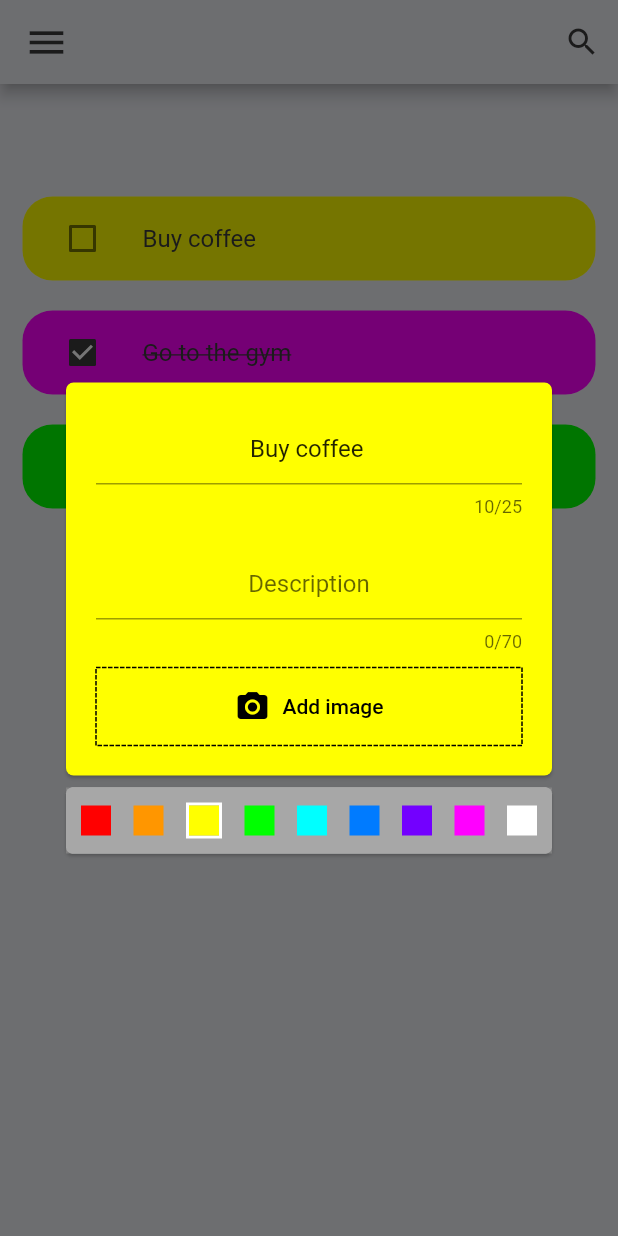
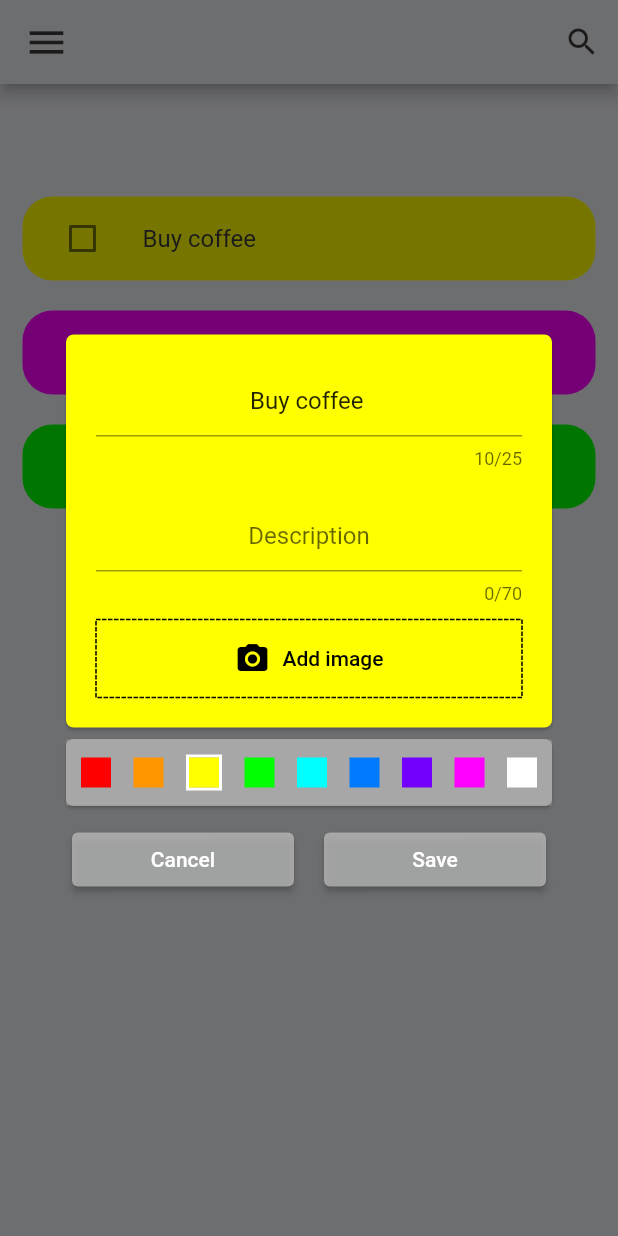
Before and after one commit to Juandr0/todo_app, a Flutter app: the screen it shows after launch, after a tap on "Buy coffee", on a phone screen of 412 x 824 dp. Run offline on Flutter 3.47's test engine with Material 2 defaults, Android fonts, the phone set to English and light mode, and no system bars; drawn by our look-alikes of dotted_border; our stand-ins replace image_picker, shared_preferences.

Commit message:
Refactored functionality to update entire todo and not just the done boolean. Organized code alphabetically, added save/cancel buttons. Implemented colors to todocards and added functionality that lifts and sets the state of the todo

```diff
--- a/lib/constants/app_colors.dart
+++ b/lib/constants/app_colors.dart
@@ -13,7 +13,8 @@ class AppColors {
     Color.fromARGB(255, 255, 255, 255)
   ];
 
+  static const Color backGroundColor = Color(0xFFEEEFF5);
   static const Color defaultPostitBackground = Color.fromARGB(255, 255, 255, 0);
   static const Color darkGrey = Color(0xFF3A3A3A);
-  static const Color backGroundColor = Color(0xFFEEEFF5);
+  static const Color postItSecondary = Color.fromARGB(187, 190, 190, 190);
 }
--- a/lib/screens/home.dart
+++ b/lib/screens/home.dart
@@ -44,8 +44,12 @@ class _HomeState extends State<Home> {
                       bottom: 20,
                     ),
                   ),
-                  for (Todo todoo in todosList)
-                    ToDoItem(todo: todoo, onTodoChanged: _handleTodoChange),
+                  for (int index = 0; index < todosList.length; index++)
+                    ToDoItem(
+                      todo: todosList[index],
+                      onTodoChanged: (updatedTodo) =>
+                          _handleTodoChange(updatedTodo, index),
+                    ),
                 ],
               ),
             )
@@ -55,9 +59,9 @@ class _HomeState extends State<Home> {
     );
   }
 
-  void _handleTodoChange(Todo todo) {
+  void _handleTodoChange(Todo updatedTodo, int index) {
     setState(() {
-      todo.done = !todo.done;
+      todosList[index] = updatedTodo;
     });
   }
 }
--- a/lib/views/post_it_view.dart
+++ b/lib/views/post_it_view.dart
@@ -3,6 +3,8 @@ import 'package:todo_app/constants/app_sizes.dart';
 import 'package:todo_app/models/to_do.dart';
 import 'package:todo_app/widgets/color_picker.dart';
 import 'package:dotted_border/dotted_border.dart';
+
+enum InputType { title, description }
 
 class PostItView extends StatefulWidget {
   const PostItView({required this.todoItem, super.key});
@@ -27,18 +29,10 @@ class _PostItViewState extends State<PostItView> {
 
     var todoFields = [
       _centerTextField(
-        'Title',
-        false,
-        titleMaxCharacters,
-        titleController,
-      ),
+          'Title', false, titleMaxCharacters, titleController, InputType.title),
       const SizedBox(height: AppSizes.between),
-      _centerTextField(
-        'Description',
-        true,
-        descriptionMaxCharacters,
-        descriptionController,
-      ),
+      _centerTextField('Description', true, descriptionMaxCharacters,
+          descriptionController, InputType.description),
       const SizedBox(height: AppSizes.within),
       widget.todoItem.image == null ? _iconButton() : _imageStack(),
     ];
@@ -76,20 +70,6 @@ class _PostItViewState extends State<PostItView> {
       widget.todoItem.backgroundColor = newColor;
     });
   }
-
-  // Not sure if needed
-  // TextButton _textButton(String text) {
-  //   return TextButton(
-  //     onPressed: () => {
-  //       if (text == 'OK')
-  //         {
-  //           // Save instance of Todo item.
-  //         },
-  //       Navigator.pop(context, text),
-  //     },
-  //     child: Text(text),
-  //   );
-  // }
 
   Stack _imageStack() {
     return Stack(
@@ -143,12 +123,8 @@ class _PostItViewState extends State<PostItView> {
     );
   }
 
-  TextField _centerTextField(
-    String title,
-    bool multipleLines,
-    int maxCharacters,
-    textFieldController,
-  ) {
+  TextField _centerTextField(String title, bool multipleLines,
+      int maxCharacters, textFieldController, InputType inputType) {
     int defaultAmount = 1;
 
     return TextField(
@@ -159,6 +135,14 @@ class _PostItViewState extends State<PostItView> {
         decoration: InputDecoration(
           hintText: title,
         ),
-    );
+        onChanged: (title) {
+          setState(() {
+            if (inputType == InputType.title) {
+              widget.todoItem.title = title;
+            } else {
+              widget.todoItem.description = title;
+            }
+          });
+        });
   }
 }
--- a/lib/widgets/alert_builder.dart
+++ b/lib/widgets/alert_builder.dart
@@ -1,9 +1,29 @@
 import 'package:flutter/material.dart';
+import 'package:todo_app/constants/app_colors.dart';
+import 'package:todo_app/constants/app_sizes.dart';
 import 'package:todo_app/models/to_do.dart';
 import 'package:todo_app/views/post_it_view.dart';
 
 class AlertBuilder {
-  static void buildPostIt(BuildContext context, Todo todo) {
+  static void buildPostIt(
+      BuildContext context, Todo todo, Function(Todo) onTodoChanged) {
+    Expanded textButton(String text, BuildContext context) {
+      return Expanded(
+        child: SizedBox(
+          child: ElevatedButton(
+            style: ElevatedButton.styleFrom(
+              backgroundColor: AppColors.postItSecondary,
+            ),
+            onPressed: () => {
+              if (text == 'Save') {onTodoChanged(todo)},
+              Navigator.pop(context, text),
+            },
+            child: Text(text),
+          ),
+        ),
+      );
+    }
+
     showDialog<String>(
       context: context,
       builder: (BuildContext context) => AlertDialog(
@@ -16,6 +36,17 @@ class AlertBuilder {
             child: PostItView(todoItem: todo),
           ),
         ),
-            ));
+        actions: [
+          Row(
+            mainAxisAlignment: MainAxisAlignment.spaceEvenly,
+            children: [
+              textButton('Cancel', context),
+              const SizedBox(width: AppSizes.between),
+              textButton('Save', context)
+            ],
+          )
+        ],
+      ),
+    );
   }
 }
--- a/lib/widgets/todo_item.dart
+++ b/lib/widgets/todo_item.dart
@@ -3,42 +3,52 @@ import 'package:todo_app/constants/app_colors.dart';
 import 'package:todo_app/widgets/alert_builder.dart';
 import '../models/to_do.dart';
 
-class ToDoItem extends StatelessWidget {
+class ToDoItem extends StatefulWidget {
+  ToDoItem({super.key, required this.todo, required this.onTodoChanged});
   final Todo todo;
   final Function onTodoChanged;
 
-  const ToDoItem({Key? key, required this.todo, required this.onTodoChanged})
-      : super(key: key);
+  @override
+  createState() => _ToDoItemState();
+}
 
+class _ToDoItemState extends State<ToDoItem> {
   @override
   Widget build(BuildContext context) {
     return Container(
       decoration: BoxDecoration(
-        color: todo.backgroundColor,
+        color: widget.todo.backgroundColor,
         borderRadius: BorderRadius.circular(20),
       ),
       margin: const EdgeInsets.only(bottom: 20),
       child: ListTile(
         onTap: () {
-          AlertBuilder.buildPostIt(context, todo);
+          AlertBuilder.buildPostIt(context, widget.todo, (onTodoChanged) {
+            setState(() {
+              widget.onTodoChanged(widget.todo);
+            });
+          });
         },
         shape: RoundedRectangleBorder(
           borderRadius: BorderRadius.circular(20),
         ),
         tileColor: Colors.white,
         leading: Checkbox(
-          value: todo.done,
+          value: widget.todo.done,
           onChanged: (bool? value) {
-            onTodoChanged(todo);
+            setState(() {
+              widget.todo.done = !widget.todo.done;
+            });
+            widget.onTodoChanged(widget.todo);
           },
           activeColor: AppColors.darkGrey,
         ),
         title: Text(
-          todo.title,
+          widget.todo.title,
           style: TextStyle(
             fontSize: 16,
             color: AppColors.darkGrey,
-            decoration: todo.done ? TextDecoration.lineThrough : null,
+            decoration: widget.todo.done ? TextDecoration.lineThrough : null,
           ),
         ),
       ),
```
Lines whose indentation alone changed are shown as unchanged.
